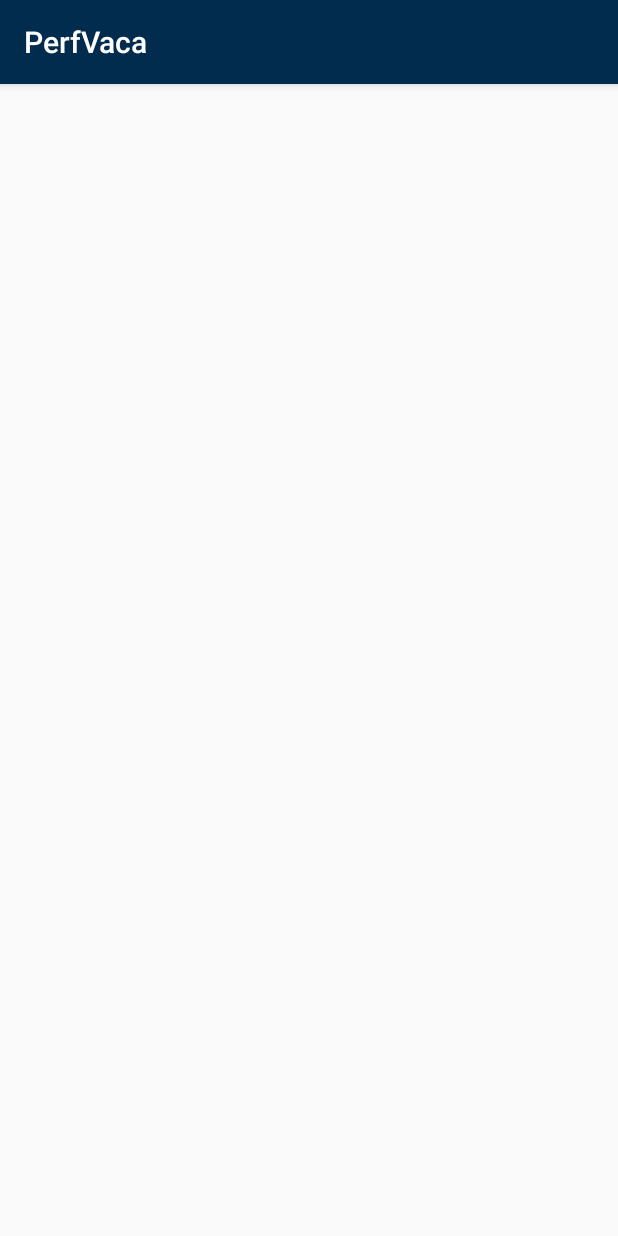
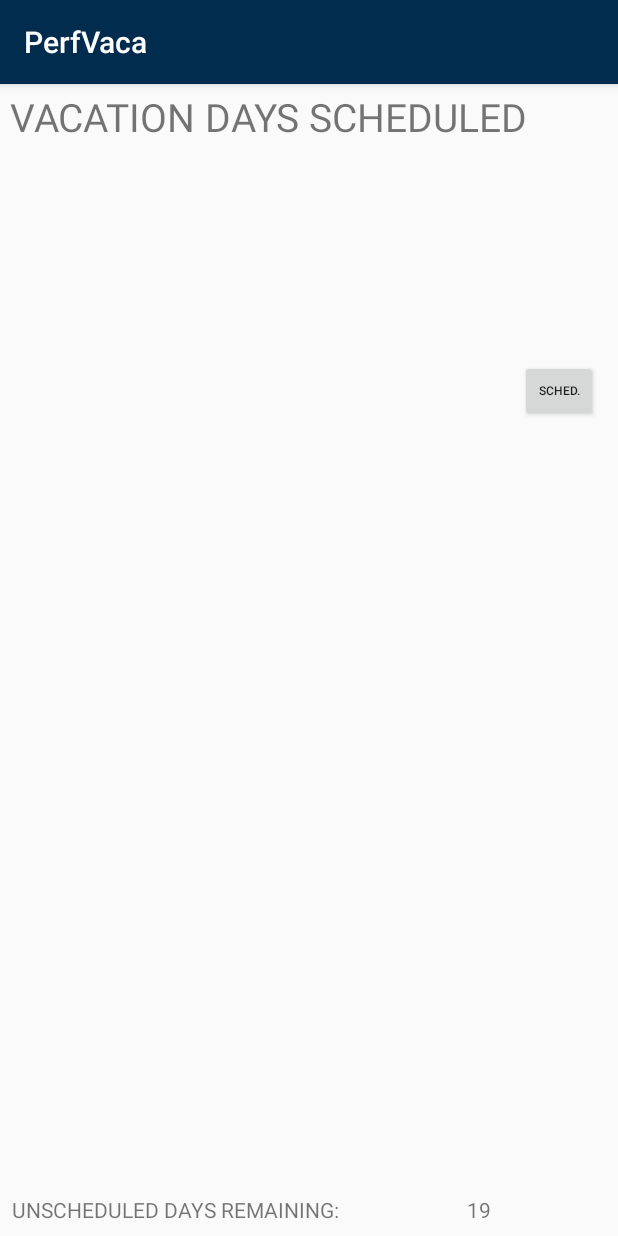
Before and after one commit to ryancarter87/PerfVaca, an Android app: the ScheduledActivity screen opened directly, with no data from a screen before it, on a phone screen of 412 x 824 dp. Run offline under Robolectric (Android 15) with nearby library versions, the phone set to English and light mode, and no system bars.

Commit message:
Added text file I/O to store days scheduled. Also added counter for tracking unscheduled days remaining.

```diff
--- a/app/src/main/java/com/rtcarter/perfvaca/ScheduledActivity.kt
+++ b/app/src/main/java/com/rtcarter/perfvaca/ScheduledActivity.kt
@@ -1,12 +1,48 @@
 package com.rtcarter.perfvaca
 
+import android.content.Context
+import android.content.Intent
 import android.support.v7.app.AppCompatActivity
 import android.os.Bundle
+import kotlinx.android.synthetic.main.activity_scheduled.*
+import java.io.BufferedReader
+import java.io.IOException
+import java.io.InputStreamReader
 
 class ScheduledActivity : AppCompatActivity() {
 
     override fun onCreate(savedInstanceState: Bundle?) {
         super.onCreate(savedInstanceState)
         setContentView(R.layout.activity_scheduled)
+
+        if(fileList().contains("days.txt")) {
+            try {
+                val file = InputStreamReader(openFileInput("days.txt"))
+                val br = BufferedReader(file)
+                var line = br.readLine()
+                val all = StringBuilder()
+                while (line != null) {
+                    all.append(line + "\n")
+                    line = br.readLine()
+                }
+                br.close()
+                file.close()
+                daysScheduled.text = all
+            }
+            catch (e: IOException) {
+            }
+        }
+
+        daysRemaining.text = daysCount.toString()
+
+       // val preferences = getSharedPreferences ("data", Context.MODE_PRIVATE)
+       // val days = preferences.getString("scheduled", "")
+
+       // daysScheduled.text = "$days"
+
+        rightBtn.setOnClickListener {
+            val intent = Intent(this, MainActivity::class.java)
+            startActivity(intent)
+        }
     }
 }
--- a/app/src/main/res/layout/activity_scheduled.xml
+++ b/app/src/main/res/layout/activity_scheduled.xml
@@ -6,4 +6,63 @@
     android:layout_height="match_parent"
     tools:context="com.rtcarter.perfvaca.ScheduledActivity">
 
+    <TextView
+        android:id="@+id/textView2"
+        android:layout_width="wrap_content"
+        android:layout_height="wrap_content"
+        android:layout_marginEnd="8dp"
+        android:layout_marginTop="4dp"
+        android:fontFamily="sans-serif"
+        android:text="VACATION DAYS SCHEDULED"
+        android:textSize="26sp"
+        app:layout_constraintEnd_toEndOf="parent"
+        app:layout_constraintHorizontal_bias="0.111"
+        app:layout_constraintStart_toStartOf="parent"
+        app:layout_constraintTop_toTopOf="parent" />
+
+    <TextView
+        android:id="@+id/daysScheduled"
+        android:layout_width="328dp"
+        android:layout_height="329dp"
+        android:layout_marginEnd="8dp"
+        app:layout_constraintEnd_toEndOf="parent"
+        app:layout_constraintHorizontal_bias="0.062"
+        app:layout_constraintStart_toStartOf="parent"
+        app:layout_constraintTop_toBottomOf="@+id/textView2" />
+
+    <TextView
+        android:id="@+id/textView4"
+        android:layout_width="wrap_content"
+        android:layout_height="wrap_content"
+        android:layout_marginBottom="8dp"
+        android:layout_marginStart="8dp"
+        android:text="UNSCHEDULED DAYS REMAINING:"
+        app:layout_constraintBottom_toBottomOf="parent"
+        app:layout_constraintStart_toStartOf="parent" />
+
+    <TextView
+        android:id="@+id/daysRemaining"
+        android:layout_width="wrap_content"
+        android:layout_height="wrap_content"
+        android:layout_marginBottom="8dp"
+        android:layout_marginEnd="8dp"
+        android:layout_marginStart="8dp"
+        app:layout_constraintBottom_toBottomOf="parent"
+        app:layout_constraintEnd_toEndOf="parent"
+        app:layout_constraintStart_toEndOf="@+id/textView4" />
+
+    <Button
+        android:id="@+id/rightBtn"
+        style="@android:style/Widget.Material.Light.Button.Small"
+        android:layout_width="52dp"
+        android:layout_height="41dp"
+        android:layout_marginEnd="8dp"
+        android:layout_marginStart="8dp"
+        android:layout_marginTop="184dp"
+        android:text="Sched."
+        android:textSize="8sp"
+        app:layout_constraintEnd_toEndOf="parent"
+        app:layout_constraintHorizontal_bias="0.533"
+        app:layout_constraintStart_toEndOf="@+id/daysScheduled"
+        app:layout_constraintTop_toTopOf="parent" />
 </android.support.constraint.ConstraintLayout>
```
Also changed, not shown: app/src/main/java/com/rtcarter/perfvaca/MainActivity.kt (+40 -4 lines).
